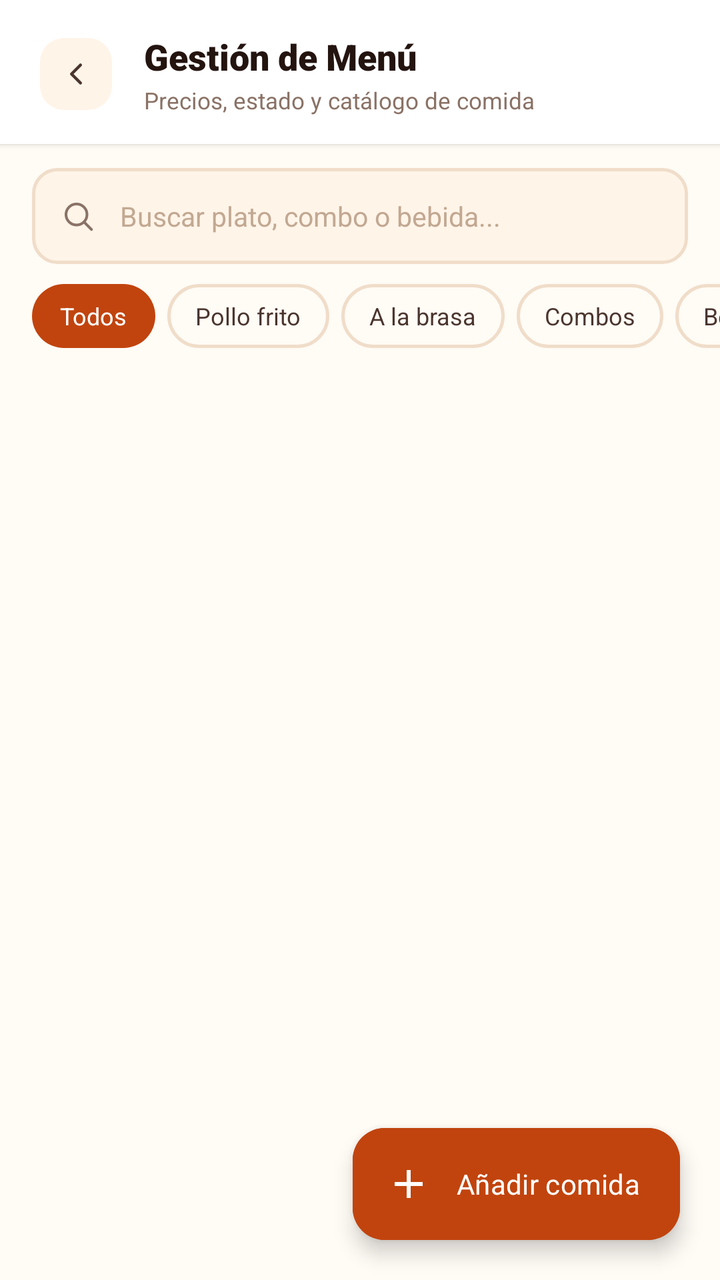
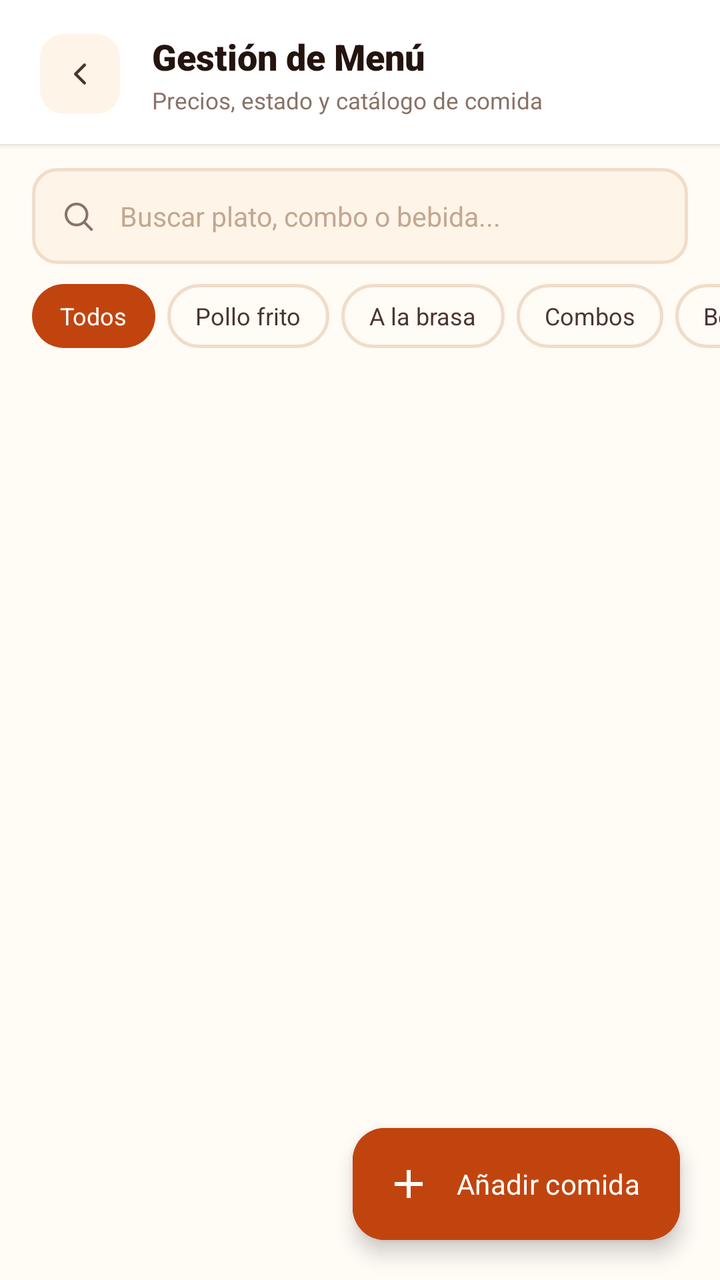

Two renders of the same Android screen: before a commit and after it. Below are the layout's source before the change and the commit's diff.
<!-- AndroidManifest.xml: application theme Theme.Pollogithub -->
<!-- res/layout/activity_gestion_productos.xml -->
<?xml version="1.0" encoding="utf-8"?>
<androidx.coordinatorlayout.widget.CoordinatorLayout xmlns:android="http://schemas.android.com/apk/res/android"
    xmlns:app="http://schemas.android.com/apk/res-auto"
    xmlns:tools="http://schemas.android.com/tools"
    android:id="@+id/mainGestionProductos"
    android:layout_width="match_parent"
    android:layout_height="match_parent"
    android:background="@color/paper_50">

    <androidx.constraintlayout.widget.ConstraintLayout
        android:layout_width="match_parent"
        android:layout_height="match_parent">

        
        <LinearLayout
            android:id="@+id/headerGestion"
            style="@style/Widget.Pollo.Header.Horizontal"
            app:layout_constraintEnd_toEndOf="parent"
            app:layout_constraintStart_toStartOf="parent"
            app:layout_constraintTop_toTopOf="parent">

            
            <ImageButton
                android:id="@+id/btnBackGestion"
                style="@style/Widget.Pollo.Button.Back" />

            <LinearLayout
                android:layout_width="0dp"
                android:layout_height="wrap_content"
                android:layout_marginStart="@dimen/spacing_l"
                android:layout_weight="1"
                android:orientation="vertical">

                <TextView
                    android:textAppearance="@style/TextAppearance.Pollo.Title.Medium"
                    android:layout_width="wrap_content"
                    android:layout_height="wrap_content"
                    android:text="Gestión de Menú" />

                <TextView
                    android:id="@+id/tvTotalCountSubtitle"
                    android:textAppearance="@style/TextAppearance.Pollo.Subtitle"
                    android:layout_width="wrap_content"
                    android:layout_height="wrap_content"
                    android:layout_marginTop="@dimen/spacing_2xs"
                    android:text="Precios, estado y catálogo de comida" />
            </LinearLayout>
        </LinearLayout>

        
        <FrameLayout
            android:id="@+id/wrapSearchGestion"
            android:layout_width="match_parent"
            android:layout_height="48dp"
            android:layout_marginHorizontal="16dp"
            android:layout_marginTop="12dp"
            android:background="@drawable/bg_search"
            app:layout_constraintTop_toBottomOf="@id/headerGestion">

            <ImageView
                android:layout_width="18dp"
                android:layout_height="18dp"
                android:layout_gravity="center_vertical|start"
                android:layout_marginStart="14dp"
                android:contentDescription="Buscar"
                android:src="@drawable/ic_search" />

            <EditText
                android:id="@+id/etSearchGestion"
                android:layout_width="match_parent"
                android:layout_height="match_parent"
                android:background="@null"
                android:fontFamily="sans-serif"
                android:hint="Buscar plato, combo o bebida..."
                android:importantForAutofill="no"
                android:inputType="text"
                android:paddingStart="44dp"
                android:paddingEnd="16dp"
                android:textColor="@color/char_900"
                android:textColorHint="@color/placeholder_text"
                android:textSize="13.5sp" />
        </FrameLayout>

        
        <HorizontalScrollView
            android:id="@+id/scrollCategoryChips"
            android:layout_width="match_parent"
            android:layout_height="wrap_content"
            android:layout_marginTop="10dp"
            android:clipToPadding="false"
            android:paddingHorizontal="16dp"
            android:scrollbars="none"
            app:layout_constraintTop_toBottomOf="@id/wrapSearchGestion">

            <LinearLayout
                android:layout_width="wrap_content"
                android:layout_height="wrap_content"
                android:orientation="horizontal">

                <TextView
                    android:id="@+id/chipTodos"
                    android:layout_width="wrap_content"
                    android:layout_height="32dp"
                    android:layout_marginEnd="6dp"
                    android:background="@drawable/bg_chip_selected"
                    android:clickable="true"
                    android:focusable="true"
                    android:fontFamily="sans-serif-bold"
                    android:gravity="center"
                    android:paddingHorizontal="14dp"
                    android:text="Todos"
                    android:textColor="@color/white"
                    android:textSize="12sp" />

                <TextView
                    android:id="@+id/chipPolloFrito"
                    android:layout_width="wrap_content"
                    android:layout_height="32dp"
                    android:layout_marginEnd="6dp"
                    android:background="@drawable/bg_chip_unselected"
                    android:clickable="true"
                    android:focusable="true"
                    android:fontFamily="sans-serif-bold"
                    android:gravity="center"
                    android:paddingHorizontal="14dp"
                    android:text="Pollo frito"
                    android:textColor="@color/char_700"
                    android:textSize="12sp" />

                <TextView
                    android:id="@+id/chipBrasa"
                    android:layout_width="wrap_content"
                    android:layout_height="32dp"
                    android:layout_marginEnd="6dp"
                    android:background="@drawable/bg_chip_unselected"
                    android:clickable="true"
                    android:focusable="true"
                    android:fontFamily="sans-serif-bold"
                    android:gravity="center"
                    android:paddingHorizontal="14dp"
                    android:text="A la brasa"
                    android:textColor="@color/char_700"
                    android:textSize="12sp" />

                <TextView
                    android:id="@+id/chipCombos"
                    android:layout_width="wrap_content"
                    android:layout_height="32dp"
                    android:layout_marginEnd="6dp"
                    android:background="@drawable/bg_chip_unselected"
                    android:clickable="true"
                    android:focusable="true"
                    android:fontFamily="sans-serif-bold"
                    android:gravity="center"
                    android:paddingHorizontal="14dp"
                    android:text="Combos"
                    android:textColor="@color/char_700"
                    android:textSize="12sp" />

                <TextView
                    android:id="@+id/chipBebidas"
                    android:layout_width="wrap_content"
                    android:layout_height="32dp"
                    android:layout_marginEnd="6dp"
                    android:background="@drawable/bg_chip_unselected"
                    android:clickable="true"
                    android:focusable="true"
                    android:fontFamily="sans-serif-bold"
                    android:gravity="center"
                    android:paddingHorizontal="14dp"
                    android:text="Bebidas"
                    android:textColor="@color/char_700"
                    android:textSize="12sp" />

                <TextView
                    android:id="@+id/chipAcompanamientos"
                    android:layout_width="wrap_content"
                    android:layout_height="32dp"
                    android:background="@drawable/bg_chip_unselected"
                    android:clickable="true"
                    android:focusable="true"
                    android:fontFamily="sans-serif-bold"
                    android:gravity="center"
                    android:paddingHorizontal="14dp"
                    android:text="Acompañamientos"
                    android:textColor="@color/char_700"
                    android:textSize="12sp" />
            </LinearLayout>
        </HorizontalScrollView>

        
        <androidx.recyclerview.widget.RecyclerView
            android:id="@+id/rvProductosGestion"
            android:layout_width="match_parent"
            android:layout_height="0dp"
            android:layout_marginTop="8dp"
            android:clipToPadding="false"
            android:paddingBottom="84dp"
            app:layout_constraintBottom_toBottomOf="parent"
            app:layout_constraintTop_toBottomOf="@id/scrollCategoryChips" />

    </androidx.constraintlayout.widget.ConstraintLayout>

    
    <com.google.android.material.floatingactionbutton.ExtendedFloatingActionButton
        android:id="@+id/fabAddProduct"
        android:layout_width="wrap_content"
        android:layout_height="wrap_content"
        android:layout_gravity="bottom|end"
        android:layout_margin="20dp"
        android:backgroundTint="@color/ember_600"
        android:elevation="6dp"
        android:fontFamily="sans-serif-bold"
        android:text="Añadir comida"
        android:textColor="@color/white"
        app:icon="@drawable/ic_plus"
        app:iconTint="@color/white" />

</androidx.coordinatorlayout.widget.CoordinatorLayout>
<!-- resources referenced by this layout -->
<resources>
  <color name="char_700">#4A352E</color>
  <color name="char_900">#241410</color>
  <color name="ember_600">#C1440E</color>
  <color name="paper_50">#FFFBF5</color>
  <color name="placeholder_text">#C2A892</color>
  <color name="white">#FFFFFFFF</color>
  <dimen name="spacing_2xs">2dp</dimen>
  <dimen name="spacing_l">16dp</dimen>
  <!-- drawable bg_chip_selected (drawable) -->
  <?xml version="1.0" encoding="utf-8"?>
  <ripple xmlns:android="http://schemas.android.com/apk/res/android"
      android:color="#33FFFFFF">
      <item>
          <shape android:shape="rectangle">
              <solid android:color="@color/ember_600" />
              <corners android:radius="20dp" />
          </shape>
      </item>
  </ripple>
  <!-- drawable bg_search (drawable) -->
  <?xml version="1.0" encoding="utf-8"?>
  <shape xmlns:android="http://schemas.android.com/apk/res/android"
      android:shape="rectangle">
      <solid android:color="@color/paper_100" />
      <stroke
          android:width="1.5dp"
          android:color="@color/line_color" />
      <corners android:radius="12dp" />
  </shape>
  <!-- drawable ic_plus (drawable) -->
  <vector xmlns:android="http://schemas.android.com/apk/res/android"
      android:width="24dp"
      android:height="24dp"
      android:viewportWidth="24"
      android:viewportHeight="24">
    <path
        android:fillColor="#FFFFFFFF"
        android:pathData="M19,13h-6v6h-2v-6H5v-2h6V5h2v6h6v2z"/>
  </vector>
  <style name="TextAppearance.Pollo.Subtitle" parent="TextAppearance.Pollo">
          <item name="android:fontFamily">sans-serif</item>
          <item name="android:textColor">@color/char_400</item>
          <item name="android:textSize">@dimen/text_size_caption</item>
      </style>
  <style name="TextAppearance.Pollo.Title.Medium" parent="TextAppearance.Pollo.Title">
          <item name="android:fontFamily">sans-serif-black</item>
          <item name="android:textColor">@color/char_900</item>
          <item name="android:textSize">@dimen/text_size_title_medium</item>
      </style>
  <style name="Theme.Pollogithub" parent="Base.Theme.Pollogithub" />
  <color name="line_color">#F0DDC9</color>
  <color name="paper_100">#FFF4E8</color>
  <style name="TextAppearance.Pollo" parent="android:TextAppearance" />
  <color name="char_400">#8A7266</color>
  <dimen name="text_size_caption">11.5sp</dimen>
  <style name="TextAppearance.Pollo.Title" parent="TextAppearance.Pollo" />
  <dimen name="text_size_title_medium">18sp</dimen>
  <style name="Widget.Pollo" parent="" />
  <dimen name="btn_icon_size_small">36dp</dimen>
  <!-- drawable bg_back_btn (drawable) -->
  <?xml version="1.0" encoding="utf-8"?>
  <ripple xmlns:android="http://schemas.android.com/apk/res/android"
      android:color="#1AE8590C">
      <item>
          <shape android:shape="rectangle">
              <solid android:color="@color/paper_100" />
              <corners android:radius="12dp" />
          </shape>
      </item>
  </ripple>
  <!-- drawable ic_back_arrow (drawable) -->
  <?xml version="1.0" encoding="utf-8"?>
  <vector xmlns:android="http://schemas.android.com/apk/res/android"
      android:width="18dp"
      android:height="18dp"
      android:viewportWidth="24"
      android:viewportHeight="24">
      <path
          android:pathData="M15,18l-6,-6l6,-6"
          android:strokeColor="#4A352E"
          android:strokeWidth="2"
          android:strokeLineCap="round"
          android:strokeLineJoin="round"/>
  </vector>
  <string name="content_desc_back">Volver</string>
  <dimen name="elevation_low">2dp</dimen>
  <dimen name="header_padding_horizontal">20dp</dimen>
  <dimen name="header_padding_top">16dp</dimen>
  <dimen name="header_padding_bottom">14dp</dimen>
  <color name="ember_100">#FFE4D1</color>
  <color name="ember_700">#9C2F0E</color>
  <!-- unchanged entries left out for length: 5 -->
</resources>

<!-- the commit's change to res/layout/activity_gestion_productos.xml (unified diff, before → after) -->
@@ -15,6 +15,8 @@
         <LinearLayout
             android:id="@+id/headerGestion"
             style="@style/Widget.Pollo.Header.Horizontal"
+            android:layout_width="match_parent"
+            android:layout_height="wrap_content"
             app:layout_constraintEnd_toEndOf="parent"
             app:layout_constraintStart_toStartOf="parent"
             app:layout_constraintTop_toTopOf="parent">
@@ -22,7 +24,9 @@
             
             <ImageButton
                 android:id="@+id/btnBackGestion"
-                style="@style/Widget.Pollo.Button.Back" />
+                style="@style/Widget.Pollo.Button.Back"
+                android:layout_width="@dimen/btn_icon_size"
+                android:layout_height="@dimen/btn_icon_size" />
 
             <LinearLayout
                 android:layout_width="0dp"
<!-- resource entries referenced after the edit -->
@@ -6,6 +6,7 @@
   <color name="paper_50">#FFFBF5</color>
   <color name="placeholder_text">#C2A892</color>
   <color name="white">#FFFFFFFF</color>
+  <dimen name="btn_icon_size">40dp</dimen>
   <dimen name="spacing_2xs">2dp</dimen>
   <dimen name="spacing_l">16dp</dimen>
   <!-- drawable bg_chip_selected (drawable) -->
